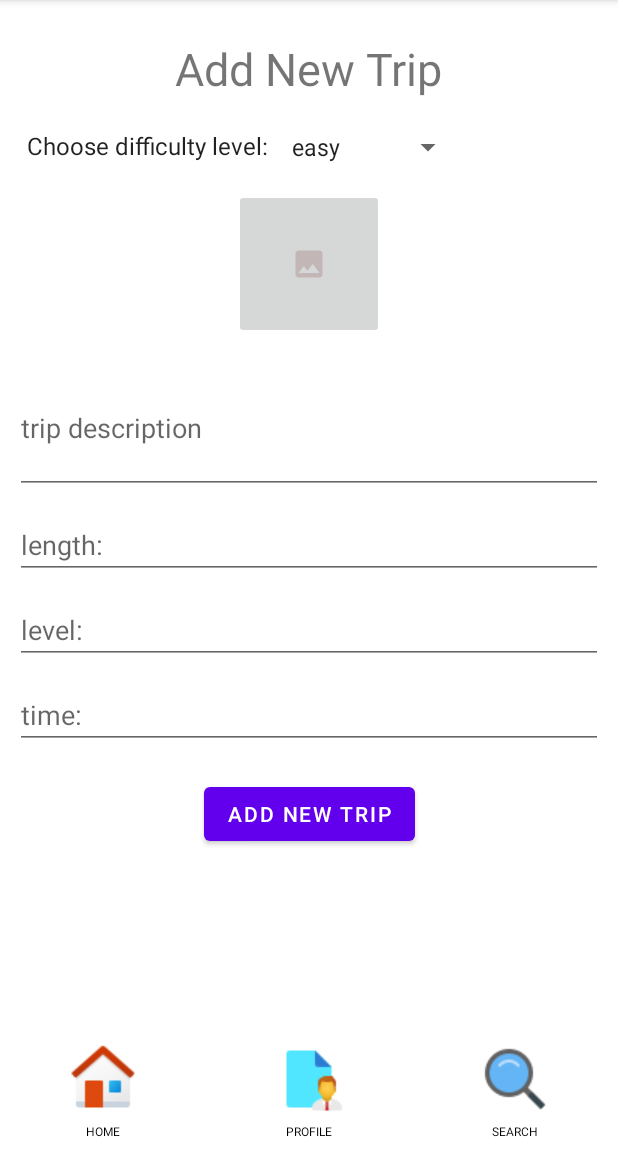
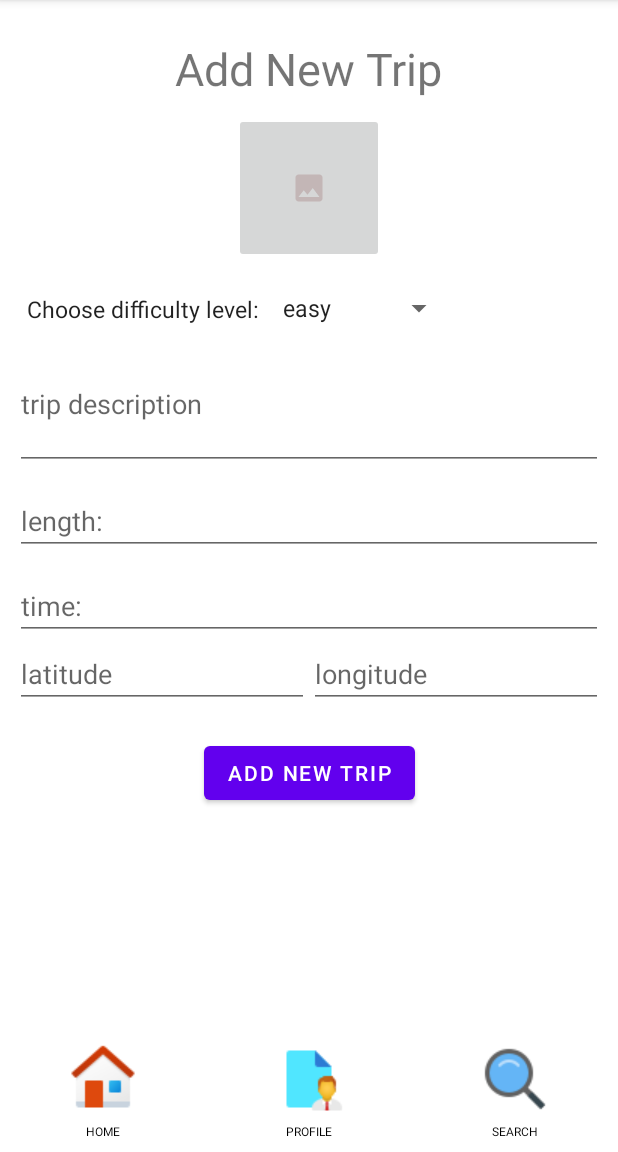
Before and after one commit to gal1606/TravelmeKotlin, an Android app: the AddTrip screen opened through its navigation route, on a phone screen of 412 x 824 dp, the part 84-1236 px from its top. Run offline under Robolectric (Android 15) with nearby library versions, the phone set to English and light mode, and no system bars; our stand-ins replace Firebase (no records; nobody signed in at launch, a user with empty details on screens opened directly), Room's generated code; pictures from the network do not load.

Commit message:
Realization add_trip page and insert to DB

```diff
--- /dev/null
+++ b/app/src/main/java/co/il/travelme/Helper/HandleImage.kt
@@ -0,0 +1,29 @@
+package co.il.travelme.Helper
+
+
+import android.net.Uri
+import android.widget.ImageView
+import androidx.activity.result.ActivityResultLauncher
+import androidx.activity.result.contract.ActivityResultContracts
+import androidx.fragment.app.Fragment
+import co.il.travelme.`interface`.ImageHandlerCallback
+import co.il.travelme.ui.AddTrip.AddTrip
+
+class HandleImage(private val callback: ImageHandlerCallback, private val imageView: ImageView) {
+    private lateinit var getContent: ActivityResultLauncher<String>
+
+
+    fun registerImagePicker(fragment: Fragment) {
+        getContent = fragment.registerForActivityResult(ActivityResultContracts.GetContent()) { uri: Uri? ->
+            if (uri != null) {
+                callback.onImageSelected(uri, imageView)
+            } else {
+                callback.onImageError("Failed to get image")
+            }
+        }
+    }
+
+    fun openGalleryForImage() {
+        getContent.launch("image/*")
+    }
+}
--- /dev/null
+++ b/app/src/main/java/co/il/travelme/interface/ImageHandlerCallback.kt
@@ -0,0 +1,9 @@
+package co.il.travelme.`interface`
+
+import android.net.Uri
+import android.widget.ImageView
+
+interface ImageHandlerCallback {
+    fun onImageSelected(imageUri: Uri, imageView: ImageView)
+    fun onImageError(error: String)
+}
--- a/app/src/main/java/co/il/travelme/models/Trip.kt
+++ b/app/src/main/java/co/il/travelme/models/Trip.kt
@@ -16,7 +16,8 @@ data class Trip(
     var length: Double = 0.0,
     var time: Double = 0.0,
     var pending: Boolean = false,
-    var tripid: String = ""
+    var tripid: String = "",
+    var UserId: String = ""
 ) {
-    constructor() : this("", "", GeoPoint(0.0, 0.0), "", "", 0.0, 0.0, false,"")
+    constructor() : this("", "", GeoPoint(0.0, 0.0), "", "", 0.0, 0.0, false,"","")
 }
--- a/app/src/main/java/co/il/travelme/ui/AddTrip/AddTrip.kt
+++ b/app/src/main/java/co/il/travelme/ui/AddTrip/AddTrip.kt
@@ -1,60 +1,103 @@
 package co.il.travelme.ui.AddTrip
 
+import android.content.Context
+import android.graphics.Bitmap
+import android.net.Uri
 import android.os.Bundle
+import android.provider.MediaStore
 import androidx.fragment.app.Fragment
 import android.view.LayoutInflater
 import android.view.View
 import android.view.ViewGroup
-import co.il.travelme.R
+import android.widget.ImageView
+import android.widget.Toast
+import androidx.core.net.toUri
+import androidx.navigation.NavHostController
+import co.il.travelme.CurrentUser
+import co.il.travelme.Helper.HandleImage
+import co.il.travelme.Helper.bitmapToUrl
+import co.il.travelme.Helper.uriToBitmap
+import co.il.travelme.StoreTripVM.viewModel
+import co.il.travelme.StoreViewModel
+import co.il.travelme.databinding.FragmentAddTripBinding
+import co.il.travelme.`interface`.ImageHandlerCallback
+import co.il.travelme.models.Trip
+import co.il.travelme.viewmodels.TripVM
+import com.bumptech.glide.Glide
+import com.google.firebase.firestore.GeoPoint
 
-// TODO: Rename parameter arguments, choose names that match
-// the fragment initialization parameters, e.g. ARG_ITEM_NUMBER
-private const val ARG_PARAM1 = "param1"
-private const val ARG_PARAM2 = "param2"
-
-/**
- * A simple [Fragment] subclass.
- * Use the [AddTrip.newInstance] factory method to
- * create an instance of this fragment.
- */
-class AddTrip : Fragment() {
-    // TODO: Rename and change types of parameters
-    private var param1: String? = null
-    private var param2: String? = null
-
-    override fun onCreate(savedInstanceState: Bundle?) {
-        super.onCreate(savedInstanceState)
-        arguments?.let {
-            param1 = it.getString(ARG_PARAM1)
-            param2 = it.getString(ARG_PARAM2)
-        }
-    }
+class AddTrip : Fragment(), ImageHandlerCallback {
+    private lateinit var binding: FragmentAddTripBinding
+    private var selectedBitmap: Bitmap? = null
+    private lateinit var mHandleImage : HandleImage
+    private lateinit var trip : Trip
 
     override fun onCreateView(
         inflater: LayoutInflater, container: ViewGroup?,
         savedInstanceState: Bundle?
-    ): View? {
-        // Inflate the layout for this fragment
-        return inflater.inflate(R.layout.fragment_add_trip, container, false)
+    ): View {
+        binding = FragmentAddTripBinding.inflate(inflater, container, false)
+        return binding.getRoot()
     }
 
-    companion object {
-        /**
-         * Use this factory method to create a new instance of
-         * this fragment using the provided parameters.
-         *
-         * @param param1 Parameter 1.
-         * @param param2 Parameter 2.
-         * @return A new instance of fragment AddTrip.
-         */
-        // TODO: Rename and change types and number of parameters
-        @JvmStatic
-        fun newInstance(param1: String, param2: String) =
-            AddTrip().apply {
-                arguments = Bundle().apply {
-                    putString(ARG_PARAM1, param1)
-                    putString(ARG_PARAM2, param2)
-                }
-            }
+    override fun onViewCreated(view: View, savedInstanceState: Bundle?) {
+        super.onViewCreated(view, savedInstanceState)
+        mHandleImage = HandleImage(this, binding.TripButton)  // נניח שהכפתור שלך נקרא tripButton
+        mHandleImage.registerImagePicker(this)
+        trip = Trip()
+
+        binding.TripButton.setOnClickListener {
+            openGalleryForImage()
+        }
+
+        binding.button.setOnClickListener {
+            trip.time = binding.editTexttime.text.toString().toDouble()
+            trip.imageUrl = selectedBitmap.toString()
+            trip.length = binding.editTextLength.text.toString().toDouble()
+            trip.description = binding.editTextTextMultiLine.text.toString()
+            val latitude = binding.editTextlatitude.text.toString().toDouble()
+            val longitude = binding.editTextlongitude.text.toString().toDouble()
+            val coord = GeoPoint(latitude, longitude)
+            trip.coord = coord
+            trip.level = binding.spinner.getSelectedItem().toString()
+            trip.UserId = CurrentUser.currentUser.id
+            saveTripInDB(trip,requireActivity(),viewModel)
+        }
+
     }
+    private fun openGalleryForImage() {
+        mHandleImage.openGalleryForImage()
+    }
+    override fun onImageSelected(imageUri: Uri, imageView: ImageView) {
+        Glide.with(this)
+            .load(imageUri)
+            .into(imageView)
+
+        selectedBitmap = MediaStore.Images.Media.getBitmap(requireActivity().contentResolver, imageUri)
+    }
+
+    override fun onImageError(error: String) {
+        Toast.makeText(context, error, Toast.LENGTH_SHORT).show()
+    }
+
+    fun saveTripInDB(trip: Trip, context: Context, viewModel: TripVM) {
+        bitmapToUrl(
+            bitmap = selectedBitmap,
+            path = "trips/",
+            onSuccess = { result ->
+                trip.imageUrl = result.toString()
+                StoreViewModel.storeViewModel.addTrip(
+                    trip = trip,
+                    onSuccess = {
+                       /* viewModel.createTrip(trip, context).apply {
+                            navController.navigate(Graph.MYTRIPS)
+                        }*/
+                    },
+                    onFailure = {}
+                )
+            },
+            onFailure = {}
+        )
+    }
+
 }
--- a/app/src/main/java/co/il/travelme/viewmodels/FirebaseDBVM.kt
+++ b/app/src/main/java/co/il/travelme/viewmodels/FirebaseDBVM.kt
@@ -24,6 +24,22 @@ class FirebaseDBVM: ViewModel() {
     private val _trips = MutableLiveData<List<Trip>>()
     val trips: LiveData<List<Trip>> = _trips
 
+
+    fun addTrip(
+        trip: Trip,
+        onSuccess: (result: Trip) -> Unit,
+        onFailure: (exception: Exception) -> Unit
+    ) {
+        dbTrips.add(trip)
+            .addOnSuccessListener {
+                trip.tripid = it.id
+                dbTrips.document(trip.tripid).update("id", trip.tripid).addOnSuccessListener {
+                    onSuccess(trip)
+                }
+            }.addOnFailureListener { e ->
+                onFailure(e)
+            }
+    }
 
     fun addUser(
         user: User,
@@ -151,7 +167,6 @@ class FirebaseDBVM: ViewModel() {
         onSuccess: (result: ArrayList<Trip>) -> Unit,
         onFailure: (exception: Exception) -> Unit
     ) {
-        Log.i("gil","document")
         val tripsList: ArrayList<Trip> = arrayListOf()
         dbTrips.get().addOnSuccessListener { documents ->
             for (document in documents) {
@@ -164,6 +179,8 @@ class FirebaseDBVM: ViewModel() {
                 val time = document.getDouble("time") ?: 0.0
                 val pending = document.getBoolean("pending") ?: false
                 val geoPoint = document.getGeoPoint("coord")
+                val userId = document.getString("userId") ?: ""
+
 
                 if (geoPoint != null) {
                     val trip = Trip(
@@ -174,12 +191,12 @@ class FirebaseDBVM: ViewModel() {
                         imageUrl = imageUrl,
                         length = length,
                         time = time,
-                        pending = pending
+                        pending = pending,
+                        UserId = userId
                     )
                     tripsList.add(trip)
                 }
             }
-            Log.i("gil","finish")
             onSuccess(tripsList)
         }.addOnFailureListener { exception ->
             // Log the error or handle the failure
--- a/app/src/main/java/co/il/travelme/viewmodels/TripVM.kt
+++ b/app/src/main/java/co/il/travelme/viewmodels/TripVM.kt
@@ -35,7 +35,7 @@ class TripVM : ViewModel() {
 
     fun searchMyTrips(id: String) {
         _filteMyTrips.value = _trips.value?.filter { trip ->
-            trip.id == id
+            trip.UserId == id
         }
     }
 
--- a/app/src/main/res/layout/fragment_add_trip.xml
+++ b/app/src/main/res/layout/fragment_add_trip.xml
@@ -21,16 +21,29 @@
 
     </TextView>
 
+    <ImageButton
+        android:id="@+id/TripButton"
+        android:layout_width="100dp"
+        android:layout_height="100dp"
+        android:layout_marginTop="50dp"
+        android:src="@drawable/ic_insert_photo"
+        app:layout_constraintEnd_toEndOf="parent"
+        app:layout_constraintHorizontal_bias="0.5"
+        app:layout_constraintStart_toStartOf="parent"
+        app:layout_constraintTop_toTopOf="@+id/TitleTextView"
+        android:contentDescription="@string/trip_description" />
+
     <TextView
         android:id="@+id/titleSpinnerTextView"
         style="?android:attr/spinnerItemStyle"
         android:layout_width="wrap_content"
         android:layout_height="wrap_content"
         android:layout_marginTop="20dp"
+        android:textSize="15sp"
         android:lines="1"
         android:text="@string/choose_level"
         app:layout_constraintStart_toStartOf="parent"
-        app:layout_constraintTop_toBottomOf="@+id/TitleTextView">
+        app:layout_constraintTop_toBottomOf="@+id/TripButton">
 
     </TextView>
 
@@ -38,27 +51,17 @@
         android:id="@+id/spinner"
         android:layout_width="wrap_content"
         android:layout_height="wrap_content"
-        android:layout_marginTop="20dp"
+        android:layout_marginTop="18dp"
+        android:textSize="15sp"
         android:entries="@array/Difficulty_selection"
         app:layout_constraintStart_toEndOf="@+id/titleSpinnerTextView"
-        app:layout_constraintTop_toBottomOf="@+id/TitleTextView" />
-
-    <ImageButton
-        android:id="@+id/TripButton"
-        android:layout_width="100dp"
-        android:layout_height="100dp"
-        android:layout_marginTop="40dp"
-        android:src="@drawable/ic_insert_photo"
-        app:layout_constraintEnd_toEndOf="parent"
-        app:layout_constraintHorizontal_bias="0.5"
-        app:layout_constraintStart_toStartOf="parent"
-        app:layout_constraintTop_toTopOf="@+id/spinner" />
+        app:layout_constraintTop_toBottomOf="@+id/TripButton" />
 
     <EditText
         android:id="@+id/editTextTextMultiLine"
         android:layout_width="match_parent"
         android:layout_height="wrap_content"
-        android:layout_marginTop="15dp"
+        android:layout_marginTop="50dp"
         android:autofillHints="@string/trip_description"
         android:ems="10"
         android:hint="@string/trip_description"
@@ -76,21 +79,10 @@
         android:layout_marginTop="11dp"
         android:ems="10"
         android:hint="@string/length"
-        android:inputType="number"
+        android:inputType="numberDecimal"
         app:layout_constraintStart_toStartOf="parent"
-        app:layout_constraintTop_toBottomOf="@+id/editTextTextMultiLine" />
-
-    <EditText
-        android:id="@+id/editTextLevel"
-        android:layout_width="match_parent"
-        android:layout_height="wrap_content"
-        android:layout_marginTop="11dp"
-        android:autofillHints="@string/level"
-        android:ems="10"
-        android:hint="@string/level"
-        android:inputType="number"
-        app:layout_constraintStart_toStartOf="parent"
-        app:layout_constraintTop_toBottomOf="@+id/editTextLength" />
+        app:layout_constraintTop_toBottomOf="@+id/editTextTextMultiLine"
+        android:autofillHints="@string/length" />
 
     <EditText
         android:id="@+id/editTexttime"
@@ -100,9 +92,32 @@
         android:autofillHints="@string/timeTitle"
         android:ems="10"
         android:hint="@string/timeTitle"
-        android:inputType="number"
+        android:inputType="numberDecimal"
         app:layout_constraintStart_toStartOf="parent"
-        app:layout_constraintTop_toBottomOf="@+id/editTextLevel" />
+        app:layout_constraintTop_toBottomOf="@+id/editTextLength" />
+
+    <EditText
+        android:id="@+id/editTextlatitude"
+        android:layout_width="0dp"
+        android:layout_height="wrap_content"
+        android:hint="@string/latitude"
+        android:inputType="numberDecimal"
+        app:layout_constraintStart_toStartOf="parent"
+        app:layout_constraintEnd_toStartOf="@id/editTextlongitude"
+        app:layout_constraintTop_toBottomOf="@+id/editTexttime"
+        android:autofillHints="@string/latitude" />
+
+    <EditText
+        android:id="@+id/editTextlongitude"
+        android:layout_width="0dp"
+        android:layout_height="wrap_content"
+        android:hint="@string/longitude"
+        android:inputType="numberDecimal"
+        app:layout_constraintStart_toEndOf="@id/editTextlatitude"
+        app:layout_constraintTop_toBottomOf="@+id/editTexttime"
+        app:layout_constraintEnd_toEndOf="parent"
+        android:autofillHints="@string/longitude" />
+
 
     <Button
         android:id="@+id/button"
@@ -113,6 +128,6 @@
         app:layout_constraintEnd_toEndOf="parent"
         app:layout_constraintHorizontal_bias="0.5"
         app:layout_constraintStart_toStartOf="parent"
-        app:layout_constraintTop_toBottomOf="@+id/editTexttime" />
+        app:layout_constraintTop_toBottomOf="@+id/editTextlongitude" />
 
 </androidx.constraintlayout.widget.ConstraintLayout>
--- a/app/src/main/res/values/strings.xml
+++ b/app/src/main/res/values/strings.xml
@@ -36,5 +36,7 @@
     <!-- TODO: Remove or change this placeholder text -->
     <string name="hello_blank_fragment">Hello blank fragment</string>
     <string name="addtrip">Add New Trip</string>
+    <string name="latitude">latitude</string>
+    <string name="longitude">longitude</string>
 
 </resources>
```
Also changed, not shown: app/src/main/java/co/il/travelme/ui/Profile/ProfileFragment.kt (+23 -20 lines).
